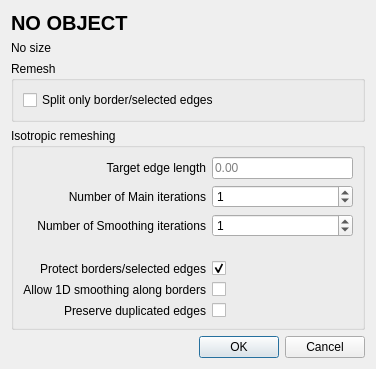
First picture: the form in Polyhedron/demo/Polyhedron/Plugins/PMP/Isotropic_remeshing_dialog.ui, repository CGAL/cgal, before the edit.
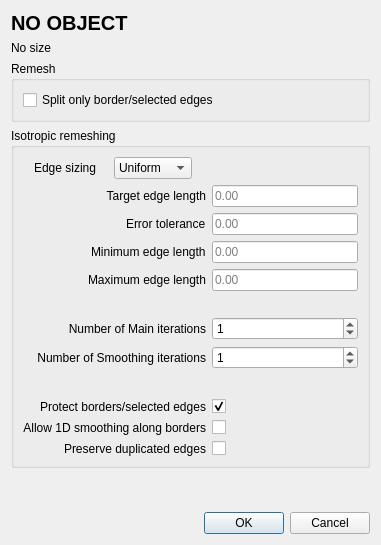
Second picture: the form after the edit. Custom widgets are drawn as their Qt base class.

Commit message: Add UI support for adaptive remeshing in Polyhedron demo (WIP)

```diff
--- a/Polyhedron/demo/Polyhedron/Plugins/PMP/Isotropic_remeshing_dialog.ui
+++ b/Polyhedron/demo/Polyhedron/Plugins/PMP/Isotropic_remeshing_dialog.ui
@@ -9,8 +9,8 @@
    <rect>
     <x>0</x>
     <y>0</y>
-    <width>376</width>
-    <height>369</height>
+    <width>381</width>
+    <height>545</height>
    </rect>
   </property>
   <property name="windowTitle">
@@ -59,18 +59,117 @@
      <property name="title">
       <string>Isotropic remeshing</string>
      </property>
-     <layout class="QGridLayout" name="gridLayout_2" rowstretch="0,0,0,0,0,0,0" columnstretch="0,1">
-      <item row="6" column="0">
-       <widget class="QLabel" name="preserveDuplicates_label">
+     <layout class="QGridLayout" name="gridLayout_2" rowstretch="0,0,0,0,0,0,0,0,0,0,0,0,0,0,0,0,0,0,0,0,0,0" columnstretch="0,0">
+      <item row="3" column="0">
+       <layout class="QHBoxLayout" name="horizontalLayout_2">
+        <property name="spacing">
+         <number>-1</number>
+        </property>
+        <property name="sizeConstraint">
+         <enum>QLayout::SetDefaultConstraint</enum>
+        </property>
+        <property name="leftMargin">
+         <number>11</number>
+        </property>
+        <property name="rightMargin">
+         <number>14</number>
+        </property>
+        <item alignment="Qt::AlignLeft">
+         <widget class="QLabel" name="edgeSizing_type_label">
+          <property name="text">
+           <string>Edge sizing</string>
+          </property>
+         </widget>
+        </item>
+        <item alignment="Qt::AlignLeft">
+         <widget class="QComboBox" name="edgeSizing_type_combo_box">
+          <property name="sizePolicy">
+           <sizepolicy hsizetype="Preferred" vsizetype="Fixed">
+            <horstretch>0</horstretch>
+            <verstretch>0</verstretch>
+           </sizepolicy>
+          </property>
+          <property name="maximumSize">
+           <size>
+            <width>168</width>
+            <height>16777215</height>
+           </size>
+          </property>
+          <item>
+           <property name="text">
+            <string>Uniform</string>
+           </property>
+          </item>
+          <item>
+           <property name="text">
+            <string>Adaptive</string>
+           </property>
+          </item>
+         </widget>
+        </item>
+       </layout>
+      </item>
+      <item row="15" column="0">
+       <spacer name="verticalSpacer">
+        <property name="orientation">
+         <enum>Qt::Vertical</enum>
+        </property>
+        <property name="sizeHint" stdset="0">
+         <size>
+          <width>20</width>
+          <height>20</height>
+         </size>
+        </property>
+       </spacer>
+      </item>
+      <item row="18" column="0" colspan="2">
+       <spacer name="verticalSpacer_3">
+        <property name="orientation">
+         <enum>Qt::Vertical</enum>
+        </property>
+        <property name="sizeType">
+         <enum>QSizePolicy::Maximum</enum>
+        </property>
+        <property name="sizeHint" stdset="0">
+         <size>
+          <width>20</width>
+          <height>24</height>
+         </size>
+        </property>
+       </spacer>
+      </item>
+      <item row="12" column="0" alignment="Qt::AlignRight">
+       <widget class="QLabel" name="errorTol_label">
         <property name="text">
-         <string>Preserve duplicated edges</string>
+         <string>Error tolerance</string>
         </property>
-        <property name="alignment">
-         <set>Qt::AlignRight|Qt::AlignTrailing|Qt::AlignVCenter</set>
+       </widget>
+      </item>
+      <item row="12" column="1">
+       <widget class="DoubleEdit" name="errorTol_edit">
+        <property name="text">
+         <string/>
         </property>
+        <property name="placeholderText">
+         <string>0.00</string>
+        </property>
        </widget>
       </item>
-      <item row="2" column="1">
+      <item row="13" column="0" alignment="Qt::AlignRight">
+       <widget class="QLabel" name="minEdgeLength_label">
+        <property name="text">
+         <string>Minimum edge length</string>
+        </property>
+       </widget>
+      </item>
+      <item row="20" column="1">
+       <widget class="QCheckBox" name="smooth1D_checkbox">
+        <property name="text">
+         <string/>
+        </property>
+       </widget>
+      </item>
+      <item row="17" column="1">
        <widget class="QSpinBox" name="nbSmoothing_spinbox">
         <property name="minimum">
          <number>0</number>
@@ -83,34 +182,17 @@
         </property>
        </widget>
       </item>
-      <item row="6" column="1">
-       <widget class="QCheckBox" name="preserveDuplicates_checkbox">
+      <item row="19" column="1">
+       <widget class="QCheckBox" name="protect_checkbox">
         <property name="text">
          <string/>
         </property>
-       </widget>
-      </item>
-      <item row="0" column="0">
-       <widget class="QLabel" name="edgeLength_label">
-        <property name="text">
-         <string>Target edge length</string>
+        <property name="checked">
+         <bool>true</bool>
         </property>
-        <property name="alignment">
-         <set>Qt::AlignRight|Qt::AlignTrailing|Qt::AlignVCenter</set>
-        </property>
        </widget>
       </item>
-      <item row="4" column="0">
-       <widget class="QLabel" name="protect_label">
-        <property name="text">
-         <string>Protect borders/selected edges</string>
-        </property>
-        <property name="alignment">
-         <set>Qt::AlignRight|Qt::AlignTrailing|Qt::AlignVCenter</set>
-        </property>
-       </widget>
-      </item>
-      <item row="2" column="0">
+      <item row="17" column="0">
        <widget class="QLabel" name="nbSmoothing_label">
         <property name="text">
          <string>Number of Smoothing iterations</string>
@@ -120,7 +202,44 @@
         </property>
        </widget>
       </item>
-      <item row="1" column="1">
+      <item row="19" column="0">
+       <widget class="QLabel" name="protect_label">
+        <property name="text">
+         <string>Protect borders/selected edges</string>
+        </property>
+        <property name="alignment">
+         <set>Qt::AlignRight|Qt::AlignTrailing|Qt::AlignVCenter</set>
+        </property>
+       </widget>
+      </item>
+      <item row="21" column="1">
+       <widget class="QCheckBox" name="preserveDuplicates_checkbox">
+        <property name="text">
+         <string/>
+        </property>
+       </widget>
+      </item>
+      <item row="20" column="0">
+       <widget class="QLabel" name="smooth1D_label">
+        <property name="text">
+         <string>Allow 1D smoothing along borders</string>
+        </property>
+        <property name="alignment">
+         <set>Qt::AlignRight|Qt::AlignTrailing|Qt::AlignVCenter</set>
+        </property>
+       </widget>
+      </item>
+      <item row="21" column="0">
+       <widget class="QLabel" name="preserveDuplicates_label">
+        <property name="text">
+         <string>Preserve duplicated edges</string>
+        </property>
+        <property name="alignment">
+         <set>Qt::AlignRight|Qt::AlignTrailing|Qt::AlignVCenter</set>
+        </property>
+       </widget>
+      </item>
+      <item row="16" column="1">
        <widget class="QSpinBox" name="nbIterations_spinbox">
         <property name="minimumSize">
          <size>
@@ -133,17 +252,7 @@
         </property>
        </widget>
       </item>
-      <item row="5" column="0">
-       <widget class="QLabel" name="smooth1D_label">
-        <property name="text">
-         <string>Allow 1D smoothing along borders</string>
-        </property>
-        <property name="alignment">
-         <set>Qt::AlignRight|Qt::AlignTrailing|Qt::AlignVCenter</set>
-        </property>
-       </widget>
-      </item>
-      <item row="1" column="0">
+      <item row="16" column="0">
        <widget class="QLabel" name="nbIterations_label">
         <property name="text">
          <string>Number of Main iterations</string>
@@ -156,40 +265,17 @@
         </property>
        </widget>
       </item>
-      <item row="5" column="1">
-       <widget class="QCheckBox" name="smooth1D_checkbox">
+      <item row="11" column="0">
+       <widget class="QLabel" name="edgeLength_label">
         <property name="text">
-         <string/>
+         <string>Target edge length</string>
         </property>
-       </widget>
-      </item>
-      <item row="4" column="1">
-       <widget class="QCheckBox" name="protect_checkbox">
-        <property name="text">
-         <string/>
+        <property name="alignment">
+         <set>Qt::AlignRight|Qt::AlignTrailing|Qt::AlignVCenter</set>
         </property>
-        <property name="checked">
-         <bool>true</bool>
-        </property>
        </widget>
       </item>
-      <item row="3" column="0">
-       <spacer name="verticalSpacer_3">
-        <property name="orientation">
-         <enum>Qt::Vertical</enum>
-        </property>
-        <property name="sizeType">
-         <enum>QSizePolicy::Maximum</enum>
-        </property>
-        <property name="sizeHint" stdset="0">
-         <size>
-          <width>20</width>
-          <height>40</height>
-         </size>
-        </property>
-       </spacer>
-      </item>
-      <item row="0" column="1">
+      <item row="11" column="1">
        <widget class="DoubleEdit" name="edgeLength_dspinbox">
         <property name="inputMethodHints">
          <set>Qt::ImhNone</set>
@@ -205,6 +291,27 @@
         </property>
        </widget>
       </item>
+      <item row="14" column="0" alignment="Qt::AlignRight">
+       <widget class="QLabel" name="maxEdgeLength_label">
+        <property name="text">
+         <string>Maximum edge length</string>
+        </property>
+       </widget>
+      </item>
+      <item row="13" column="1">
+       <widget class="DoubleEdit" name="minEdgeLength_edit">
+        <property name="placeholderText">
+         <string>0.00</string>
+        </property>
+       </widget>
+      </item>
+      <item row="14" column="1">
+       <widget class="DoubleEdit" name="maxEdgeLength_edit">
+        <property name="placeholderText">
+         <string>0.00</string>
+        </property>
+       </widget>
+      </item>
      </layout>
     </widget>
    </item>
```
The commit also changes 2 other files.
